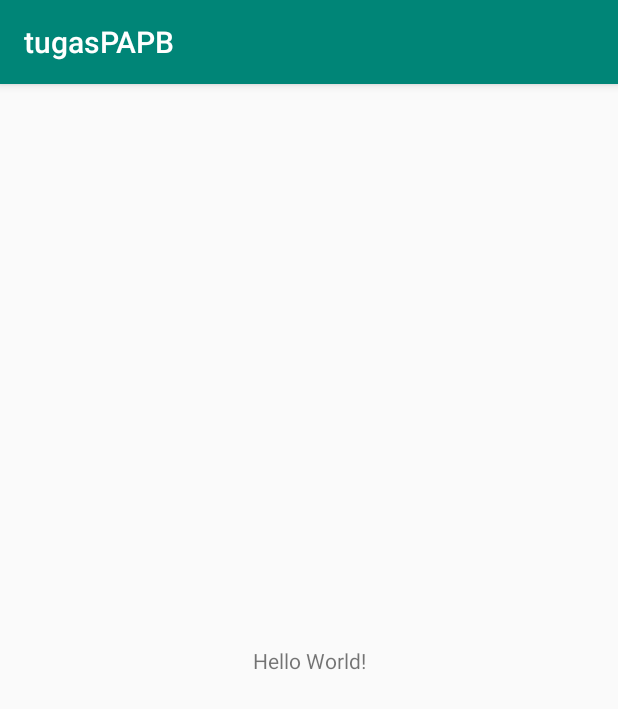
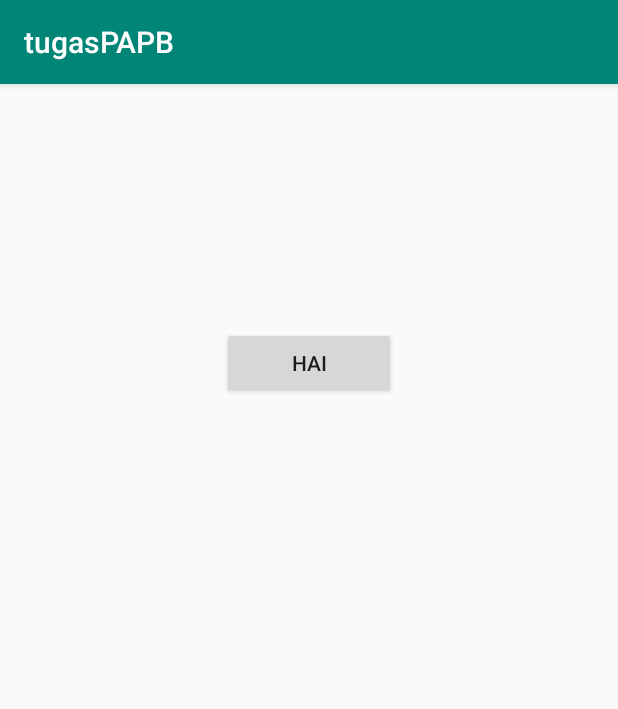
Before and after one commit to yudystriawan/tugasPAPB, an Android app: the screen it shows after launch (MainActivity), on a phone screen of 412 x 824 dp. Shown: the top 709 px of the screen. Run offline under Robolectric (Android 15) with nearby library versions, the phone set to English and light mode, and no system bars.

Commit message:
Button keren

```diff
--- a/app/src/main/java/com/example/yudystriawan/tugaspapb/MainActivity.java
+++ b/app/src/main/java/com/example/yudystriawan/tugaspapb/MainActivity.java
@@ -5,9 +5,15 @@ import android.os.Bundle;
 
 public class MainActivity extends AppCompatActivity {
 
+    private static final int REQUEST_LOCATION_PERMISSION = 1;
+
     @Override
     protected void onCreate(Bundle savedInstanceState) {
         super.onCreate(savedInstanceState);
         setContentView(R.layout.activity_main);
     }
+
+    private void startTrackingLocation(){
+
+    }
 }
--- a/app/src/main/res/layout/activity_main.xml
+++ b/app/src/main/res/layout/activity_main.xml
@@ -6,13 +6,18 @@
     android:layout_height="match_parent"
     tools:context=".MainActivity">
 
-    <TextView
-        android:layout_width="wrap_content"
+    <Button
+        android:id="@+id/button"
+        android:layout_width="0dp"
         android:layout_height="wrap_content"
-        android:text="Hello World!"
-        app:layout_constraintBottom_toBottomOf="parent"
-        app:layout_constraintLeft_toLeftOf="parent"
-        app:layout_constraintRight_toRightOf="parent"
+        android:layout_marginStart="148dp"
+        android:layout_marginLeft="148dp"
+        android:layout_marginTop="162dp"
+        android:layout_marginEnd="148dp"
+        android:layout_marginRight="148dp"
+        android:text="@string/test"
+        app:layout_constraintEnd_toEndOf="parent"
+        app:layout_constraintStart_toStartOf="parent"
         app:layout_constraintTop_toTopOf="parent" />
 
 </android.support.constraint.ConstraintLayout>
--- a/app/src/main/res/values/strings.xml
+++ b/app/src/main/res/values/strings.xml
@@ -1,3 +1,4 @@
 <resources>
     <string name="app_name">tugasPAPB</string>
+    <string name="test">HAI</string>
 </resources>
```
